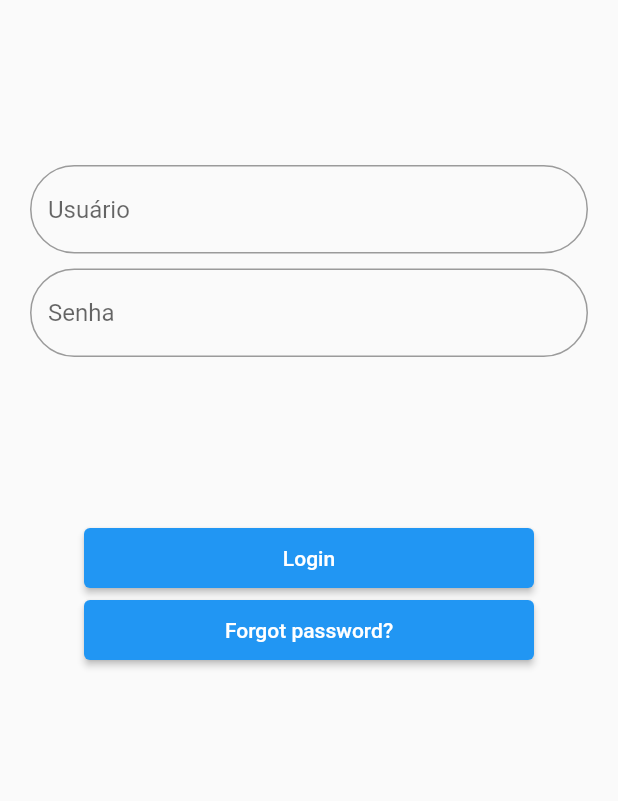
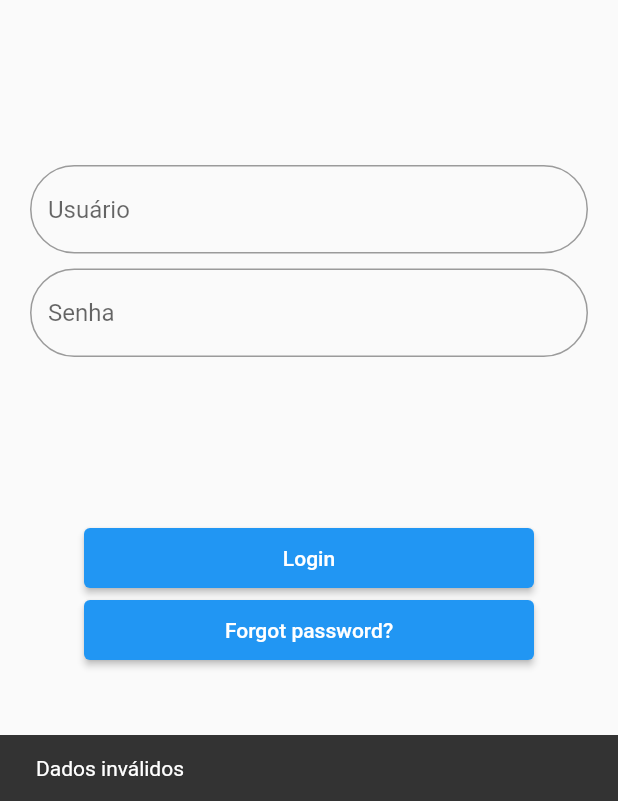
Before and after one commit to GnadtFernando/DesafioFlutterMobilus, a Flutter app: the screen it shows after launch, after a tap on "Login", on a phone screen of 412 x 824 dp, the part 435-1236 px from its top. Run offline on Flutter 3.47's test engine with Material 2 defaults, Android fonts, the phone set to English and light mode, and no system bars; our stand-ins replace font_awesome_flutter.

Commit message:
criado uma view utils

```diff
--- /dev/null
+++ b/lib/models/user.dart
@@ -0,0 +1,6 @@
+class UserModel {
+  final String login;
+  final String password;
+
+  UserModel(this.login, this.password);
+}
--- a/lib/pages/page3.dart
+++ b/lib/pages/page3.dart
@@ -1,4 +1,6 @@
 import 'package:flutter/material.dart';
+
+import '../utils/view_utils.dart';
 
 class Page3 extends StatefulWidget {
   const Page3({Key? key}) : super(key: key);
@@ -69,13 +71,9 @@ class _Page3State extends State<Page3> {
                     ),
                     onPressed: () => {
                       if (email == 'leon@re4.com' && senha == 'senha#1234')
-                        {
-                          print('correto'),
-                        }
+                        {ViewUtils.showMessage(context, "Logado com sucesso")}
                       else
-                        {
-                          print('dados inválidos'),
-                        },
+                        {ViewUtils.showMessage(context, "Dados inválidos")},
                     },
                     child: const Text('Login'),
                   ),
--- /dev/null
+++ b/lib/utils/view_utils.dart
@@ -0,0 +1,26 @@
+import 'package:flutter/material.dart';
+
+class ViewUtils {
+  static Widget buildConditionalWidget(
+      {required bool condition, required Widget child}) {
+    return condition ? child : const SizedBox(height: 0.0, width: 0.0);
+  }
+
+  static Widget buildConditionalTwoCasesWidget(
+      {required bool condition,
+      required Widget child,
+      required Widget elseChild}) {
+    return condition ? child : elseChild;
+  }
+
+  static showMessage(BuildContext context, message) {
+    try {
+      ScaffoldMessenger.of(context).showSnackBar(
+        SnackBar(
+          content: Text(message),
+          duration: const Duration(seconds: 5),
+        ),
+      );
+    } catch (error) {}
+  }
+}
```
Also changed, not shown: 2 other files.
